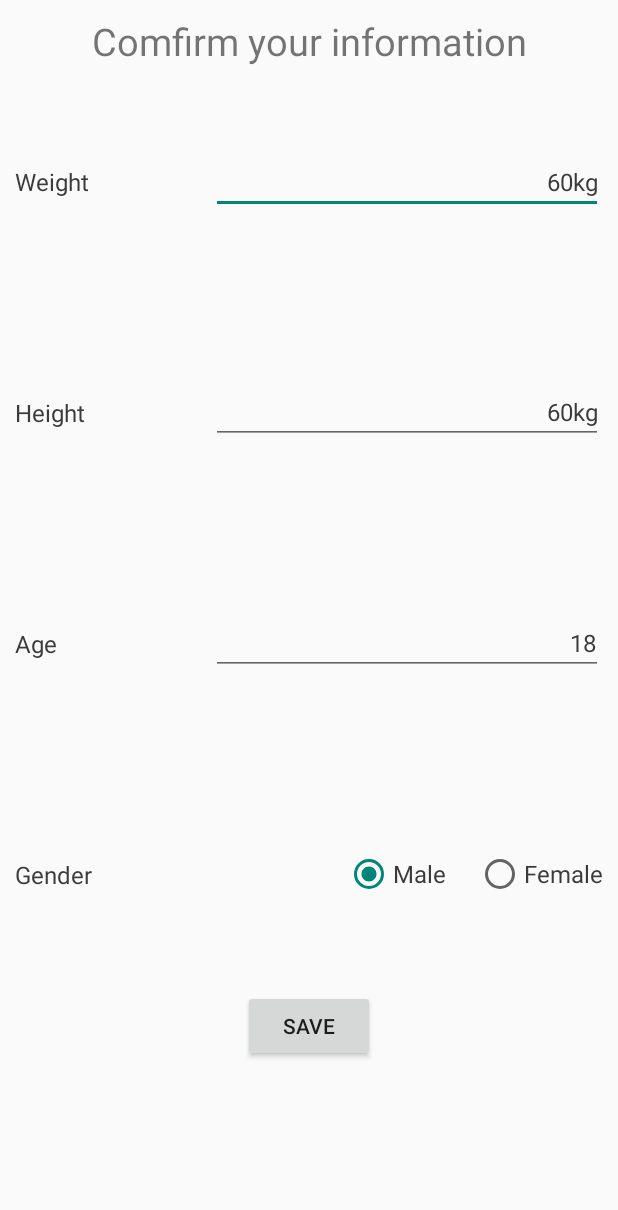
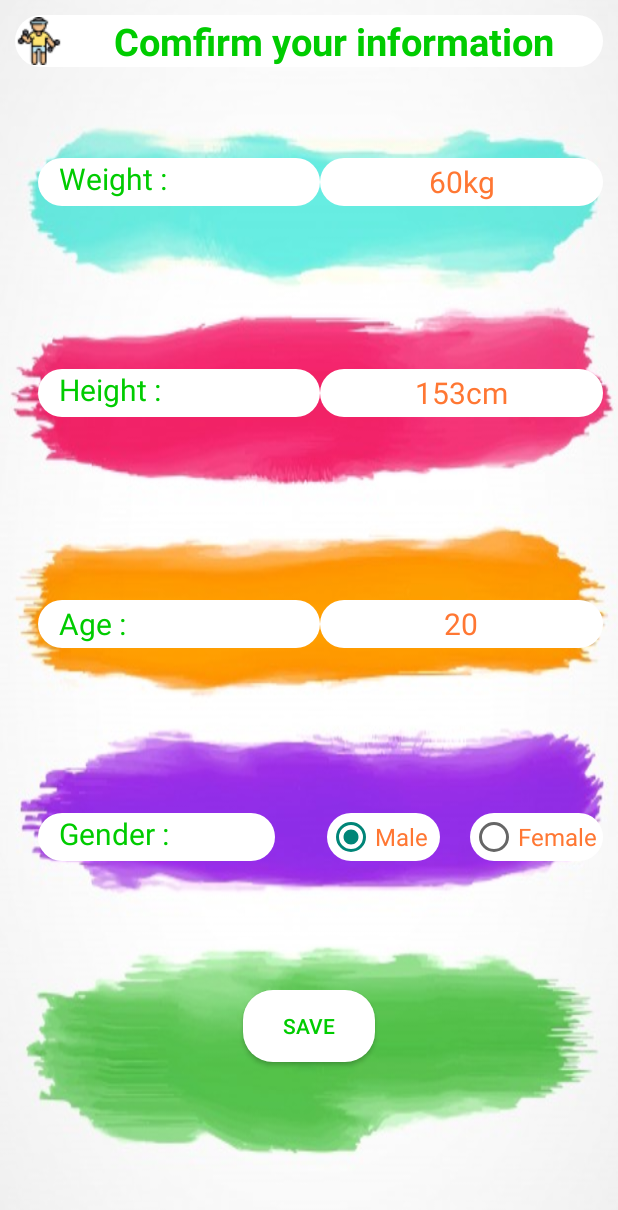
Before and after one commit to minhmin25/GymManager, an Android app: the layout activity_information.xml on its own in the app's theme, with its tools: preview values and no code run, on a phone screen of 412 x 824 dp. Shown: the top 1210 px of the screen. Run offline under Robolectric (Android 15) with nearby library versions, the phone set to English and light mode, and no system bars.

Commit message:
information

```diff
--- a/app/src/main/AndroidManifest.xml
+++ b/app/src/main/AndroidManifest.xml
@@ -20,13 +20,15 @@
         <activity
             android:name=".activity.LoginActivity"
             android:theme="@style/AppTheme.NoActionBar">
+
+        </activity>
+        <activity android:name=".activity.InformationActivity">
             <intent-filter>
                 <action android:name="android.intent.action.MAIN" />
 
                 <category android:name="android.intent.category.LAUNCHER" />
             </intent-filter>
         </activity>
-        <activity android:name=".activity.InformationActivity"></activity>
         <activity
             android:name="com.facebook.FacebookActivity"
             android:configChanges="keyboard|keyboardHidden|screenLayout|screenSize|orientation"
--- a/app/src/main/res/layout/activity_information.xml
+++ b/app/src/main/res/layout/activity_information.xml
@@ -1,6 +1,7 @@
 <?xml version="1.0" encoding="utf-8"?>
 <RelativeLayout xmlns:android="http://schemas.android.com/apk/res/android"
     android:layout_width="match_parent"
+    android:background="@drawable/back_infomation"
     android:layout_height="match_parent"
     android:orientation="vertical">
 
@@ -8,9 +9,17 @@
         android:layout_width="match_parent"
         android:layout_height="match_parent"
         android:orientation="vertical"
-        android:padding="10dp">
+        android:padding="10dp"
+        android:layout_alignParentTop="true"
+        android:layout_alignParentLeft="true"
+        android:layout_alignParentStart="true">
 
         <TextView
+
+            android:drawableLeft="@drawable/athlete"
+            android:background="@drawable/rounded_layout"
+            android:textStyle="bold"
+            android:textColor="@color/colorGreen"
             android:layout_width="match_parent"
             android:layout_height="wrap_content"
             android:gravity="center_horizontal"
@@ -20,94 +29,118 @@
             />
 
         <LinearLayout
+
+            android:paddingLeft="15dp"
             android:layout_width="match_parent"
             android:layout_height="0dp"
             android:layout_weight="1"
             android:gravity="center_vertical">
 
             <TextView
+
+                android:background="@drawable/rounded_layout"
                 android:layout_width="0dp"
-                android:layout_height="wrap_content"
+                android:layout_height="32dp"
                 android:layout_weight="1"
-                android:text="Weight"
-                android:textColor="@color/textDark"
-                android:textSize="16sp" />
+                android:text="   Weight :"
+                android:textColor="@color/colorGreen"
+                android:textSize="20sp" />
 
             <EditText
+                android:background="@drawable/rounded_layout"
                 android:id="@+id/edt_init_weight"
                 android:layout_width="0dp"
-                android:layout_height="wrap_content"
-                android:layout_weight="2"
-                android:gravity="right"
+                android:layout_height="32dp"
+                android:layout_weight="1"
+                android:gravity="center"
                 android:text="60kg"
-                android:textColor="@color/textDark"
-                android:textSize="16sp" />
+                android:textColor="@color/colorOre"
+                android:textSize="20sp" />
         </LinearLayout>
 
         <LinearLayout
+            android:paddingBottom="25dp"
+            android:paddingLeft="15dp"
             android:layout_width="match_parent"
             android:layout_height="0dp"
             android:layout_weight="1"
             android:gravity="center_vertical">
 
             <TextView
+                android:layout_gravity="center_vertical"
+                android:background="@drawable/rounded_layout"
                 android:layout_width="0dp"
-                android:layout_height="wrap_content"
+                android:layout_height="32dp"
                 android:layout_weight="1"
-                android:text="Height"
-                android:textColor="@color/textDark"
-                android:textSize="16sp" />
+                android:text="   Height :"
+                android:textColor="@color/colorGreen"
+                android:textSize="20sp" />
 
             <EditText
+
+                android:background="@drawable/rounded_layout"
                 android:id="@+id/edt_init_height"
                 android:layout_width="0dp"
-                android:layout_height="wrap_content"
-                android:layout_weight="2"
-                android:gravity="right"
-                android:text="60kg"
-                android:textColor="@color/textDark"
-                android:textSize="16sp" />
+                android:layout_height="32dp"
+                android:layout_weight="1"
+                android:gravity="center"
+                android:text="153cm"
+                android:textColor="@color/colorOre"
+                android:textSize="20sp" />
         </LinearLayout>
 
         <LinearLayout
+
+            android:paddingLeft="15dp"
             android:layout_width="match_parent"
             android:layout_height="0dp"
             android:layout_weight="1"
+            android:paddingBottom="26dp"
+            android:gravity="center_vertical">
+
+
+            <TextView
+                android:gravity="center_vertical"
+                android:background="@drawable/rounded_layout"
+                android:layout_width="0dp"
+                android:layout_height="32dp"
+                android:layout_weight="1"
+                android:text="   Age :"
+                android:textColor="@color/colorGreen"
+                android:textSize="20sp" />
+
+
+            <EditText
+                android:gravity="center"
+                android:background="@drawable/rounded_layout"
+                android:id="@+id/edt_init_age"
+                android:layout_width="0dp"
+                android:layout_height="32dp"
+                android:layout_weight="1"
+
+                android:inputType="number"
+                android:text="20"
+                android:textColor="@color/colorOre"
+                android:textSize="20sp" />
+        </LinearLayout>
+
+        <LinearLayout
+            android:paddingLeft="15dp"
+            android:layout_width="match_parent"
+            android:layout_height="0dp"
+            android:layout_weight="1"
+            android:paddingBottom="50dp"
             android:gravity="center_vertical">
 
             <TextView
+
+                android:background="@drawable/rounded_layout"
                 android:layout_width="0dp"
-                android:layout_height="wrap_content"
-                android:layout_weight="1"
-                android:text="Age"
-                android:textColor="@color/textDark"
-                android:textSize="16sp" />
-
-            <EditText
-                android:id="@+id/edt_init_age"
-                android:layout_width="0dp"
-                android:layout_height="wrap_content"
-                android:layout_weight="2"
-                android:gravity="right"
-                android:inputType="number"
-                android:text="18"
-                android:textColor="@color/textDark"
-                android:textSize="16sp" />
-        </LinearLayout>
-
-        <LinearLayout
-            android:layout_width="match_parent"
-            android:layout_height="0dp"
-            android:layout_weight="1"
-            android:gravity="center_vertical">
-
-            <TextView
-                android:layout_width="0dp"
-                android:layout_height="wrap_content"
-                android:layout_weight="1"
-                android:text="Gender"
-                android:textColor="@color/textDark"
-                android:textSize="16sp" />
+                android:layout_height="32dp"
+                android:layout_weight="1.45"
+                android:text="   Gender :"
+                android:textColor="@color/colorGreen"
+                android:textSize="20sp" />
 
             <RadioGroup
                 android:id="@+id/rg_init_gender"
@@ -119,21 +152,23 @@
                 android:textSize="16sp">
 
                 <RadioButton
+                    android:background="@drawable/rounded_layout"
                     android:id="@+id/rb_init_male"
                     android:layout_width="wrap_content"
                     android:layout_height="wrap_content"
                     android:checked="true"
-                    android:text="Male"
-                    android:textColor="@color/textDark"
+                    android:text="Male  "
+                    android:textColor="@color/colorOre"
                     android:textSize="16sp" />
 
                 <RadioButton
+                    android:background="@drawable/rounded_layout"
                     android:id="@+id/rb_init_female"
                     android:layout_width="wrap_content"
                     android:layout_height="wrap_content"
                     android:layout_marginLeft="20dp"
-                    android:text="Female"
-                    android:textColor="@color/textDark"
+                    android:text="Female "
+                    android:textColor="@color/colorOre"
                     android:textSize="16sp" />
             </RadioGroup>
         </LinearLayout>
@@ -146,9 +181,11 @@
             android:orientation="horizontal">
 
             <Button
+                android:background="@drawable/rounded_layout"
                 android:id="@+id/btn_init_save"
                 android:layout_width="wrap_content"
                 android:layout_height="wrap_content"
+                android:textColor="@color/colorGreen"
                 android:text="Save" />
         </LinearLayout>
     </LinearLayout>
```
Also changed, not shown: app/src/main/res/drawable/back_2.jpg (added), app/src/main/res/drawable/back_ground.jpg (added), app/src/main/res/drawable/back_info.jpg (added), app/src/main/res/drawable/back_infomation.jpg (added), app/src/main/res/drawable/background_infor.jpg (added), app/src/main/res/drawable/infomation_1.jpg (added), app/src/main/res/drawable/information.jpg (added).
